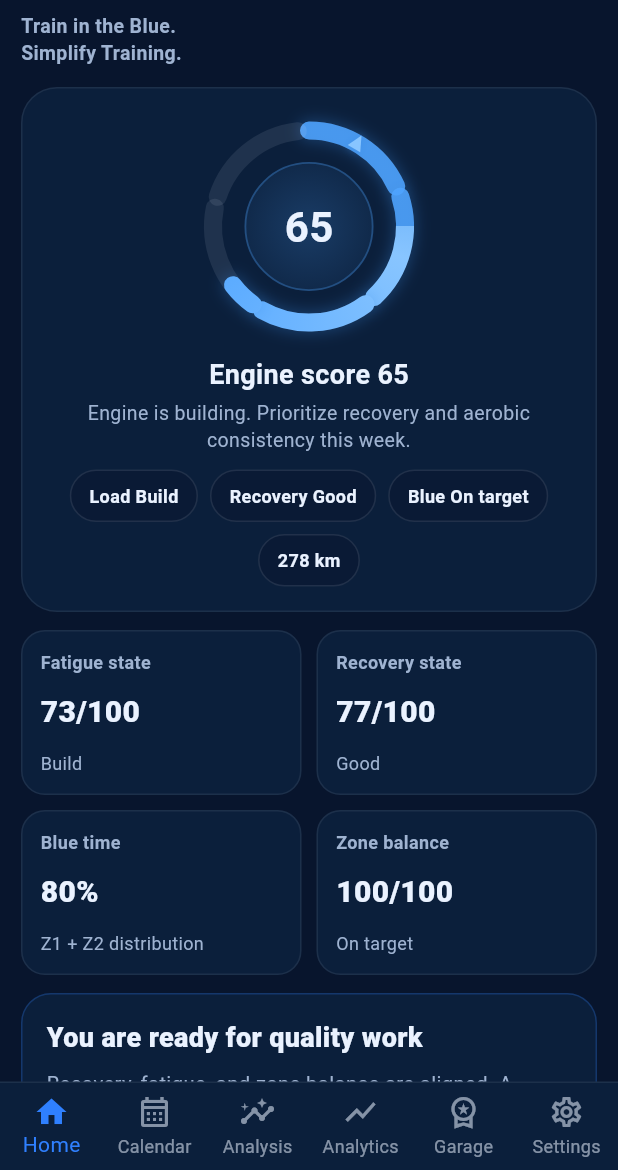
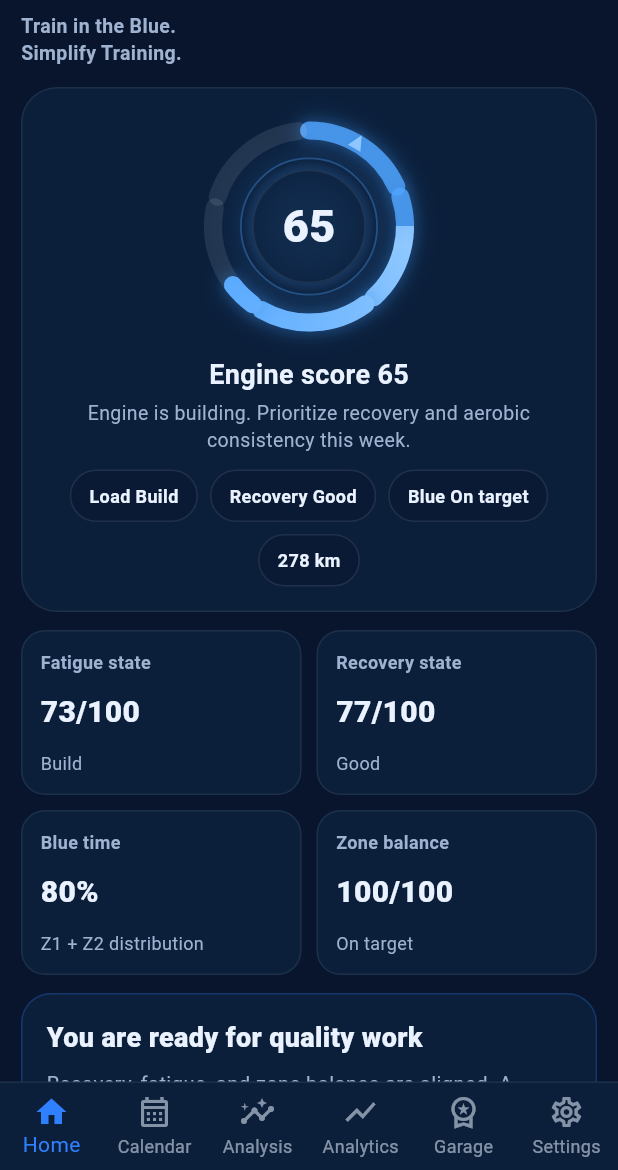
Before and after one commit to AidNel/Blura-App, a Flutter app: the screen it shows after launch, on a phone screen of 412 x 824 dp, the part 66-1236 px from its top. Run offline on Flutter 3.47's test engine with Material 3 defaults, Android fonts, the phone set to English and light mode, and no system bars.

Commit message:
Improve engine ring with state-driven Blura engine styling

```diff
--- a/lib/screens/home_screen.dart
+++ b/lib/screens/home_screen.dart
@@ -155,7 +155,7 @@ class _DashboardTab extends StatelessWidget {
         children: [
           EngineRing(
             score: intelligence.engineScore,
-            state: _ringState(intelligence.engineState),
+            state: intelligence.engineState,
           ),
           const SizedBox(height: 10),
           Text(
@@ -291,15 +291,4 @@ class _DashboardTab extends StatelessWidget {
       child: Text(text, style: TextStyle(color: AppTheme.textPrimary, fontSize: 12, fontWeight: FontWeight.w700)),
     );
   }
-
-  EngineRingState _ringState(BlueraEngineState state) {
-    switch (state) {
-      case BlueraEngineState.blue:
-        return EngineRingState.blue;
-      case BlueraEngineState.green:
-        return EngineRingState.optimized;
-      case BlueraEngineState.red:
-        return EngineRingState.fatigue;
-    }
-  }
 }
--- a/lib/widgets/engine_ring.dart
+++ b/lib/widgets/engine_ring.dart
@@ -2,18 +2,17 @@ import 'dart:math' as math;
 
 import 'package:flutter/material.dart';
 
+import '../services/load_intelligence.dart';
 import '../theme/app_theme.dart';
-
-enum EngineRingState { blue, optimized, fatigue }
 
 class EngineRing extends StatelessWidget {
   final int score;
-  final EngineRingState state;
+  final BlueraEngineState state;
 
   const EngineRing({
     super.key,
     required this.score,
-    this.state = EngineRingState.blue,
+    this.state = BlueraEngineState.blue,
   });
 
   @override
@@ -26,7 +25,7 @@ class EngineRing extends StatelessWidget {
 
     return TweenAnimationBuilder<double>(
       tween: Tween<double>(begin: 0, end: clampedScore / 100),
-      duration: const Duration(milliseconds: 950),
+      duration: const Duration(milliseconds: 900),
       curve: Curves.easeOutCubic,
       builder: (context, value, _) {
         return SizedBox(
@@ -69,22 +68,40 @@ class _CenterScore extends StatelessWidget {
 
   @override
   Widget build(BuildContext context) {
-    final double diameter = isMobile ? 86 : 106;
+    final double diameter = isMobile ? 92 : 112;
 
     return Container(
       width: diameter,
       height: diameter,
       decoration: BoxDecoration(
         shape: BoxShape.circle,
+        boxShadow: [
+          BoxShadow(
+            color: palette.glow.withOpacity(0.2),
+            blurRadius: 18,
+            spreadRadius: 1.2,
+          ),
+        ],
         gradient: RadialGradient(
           colors: [
-            palette.core.withOpacity(0.22),
-            palette.core.withOpacity(0.08),
+            palette.core.withOpacity(0.26),
+            AppTheme.card.withOpacity(0.94),
           ],
+          stops: const [0.0, 1.0],
         ),
         border: Border.all(
           width: 1.2,
-          color: palette.core.withOpacity(0.30),
+          color: palette.core.withOpacity(0.36),
+        ),
+      ),
+      child: Container(
+        margin: const EdgeInsets.all(7),
+        decoration: BoxDecoration(
+          shape: BoxShape.circle,
+          color: AppTheme.card.withOpacity(0.78),
+          border: Border.all(
+            color: AppTheme.textPrimary.withOpacity(0.08),
+            width: 1,
           ),
         ),
         alignment: Alignment.center,
@@ -92,10 +109,11 @@ class _CenterScore extends StatelessWidget {
           '$score',
           style: TextStyle(
             color: AppTheme.textPrimary,
-          fontWeight: FontWeight.w700,
-          fontSize: isMobile ? 28 : 34,
-          letterSpacing: 0.3,
+            fontWeight: FontWeight.w800,
+            fontSize: isMobile ? 30 : 36,
+            letterSpacing: 0.2,
             height: 1,
+          ),
         ),
       ),
     );
@@ -124,21 +142,28 @@ class _EngineRingPainter extends CustomPainter {
 
     const double startAngle = -math.pi / 2;
     const double sweepTotal = math.pi * 2;
-    final double gap = (isMobile ? 7.5 : 8.5) / radius;
+    final double gap = (isMobile ? 7.2 : 8.2) / radius;
     final double segmentSweep = (sweepTotal - (gap * _segments)) / _segments;
+
+    final Paint outerGlow = Paint()
+      ..style = PaintingStyle.stroke
+      ..strokeCap = StrokeCap.round
+      ..strokeWidth = strokeWidth + 5
+      ..maskFilter = const MaskFilter.blur(BlurStyle.normal, 8)
+      ..color = palette.glow.withOpacity(0.14);
 
     final Paint trackPaint = Paint()
       ..style = PaintingStyle.stroke
       ..strokeCap = StrokeCap.round
       ..strokeWidth = strokeWidth
-      ..color = AppTheme.textPrimary.withOpacity(0.09);
+      ..color = AppTheme.textPrimary.withOpacity(0.10);
 
     final Paint glowPaint = Paint()
       ..style = PaintingStyle.stroke
       ..strokeCap = StrokeCap.round
-      ..strokeWidth = strokeWidth + 2.0
-      ..maskFilter = const MaskFilter.blur(BlurStyle.normal, 5.0)
-      ..color = palette.glow.withOpacity(0.30);
+      ..strokeWidth = strokeWidth + 2
+      ..maskFilter = const MaskFilter.blur(BlurStyle.normal, 4.5)
+      ..color = palette.glow.withOpacity(0.34);
 
     final Paint progressPaint = Paint()
       ..style = PaintingStyle.stroke
@@ -148,12 +173,12 @@ class _EngineRingPainter extends CustomPainter {
         startAngle: startAngle,
         endAngle: startAngle + sweepTotal,
         colors: [
-          palette.core.withOpacity(0.88),
+          palette.core.withOpacity(0.82),
           palette.highlight,
           palette.core,
-          palette.core.withOpacity(0.88),
+          palette.core.withOpacity(0.82),
         ],
-        stops: const [0.00, 0.30, 0.78, 1.00],
+        stops: const [0.0, 0.28, 0.75, 1.0],
       ).createShader(ringRect);
 
     final double progressScaled = progress.clamp(0.0, 1.0) * _segments;
@@ -165,6 +190,7 @@ class _EngineRingPainter extends CustomPainter {
       final double fill = (progressScaled - i).clamp(0.0, 1.0);
       if (fill > 0) {
         final double fillSweep = segmentSweep * fill;
+        canvas.drawArc(ringRect, angleStart, fillSweep, false, outerGlow);
         canvas.drawArc(ringRect, angleStart, fillSweep, false, glowPaint);
         canvas.drawArc(ringRect, angleStart, fillSweep, false, progressPaint);
       }
@@ -175,21 +201,18 @@ class _EngineRingPainter extends CustomPainter {
 
   void _drawArrow(Canvas canvas, Offset center, double radius, double strokeWidth) {
     final double arrowAngle = -math.pi / 3.0;
-    final double arrowDistance = radius + strokeWidth * 0.50;
-    final Offset tip = center +
-        Offset(math.cos(arrowAngle) * arrowDistance, math.sin(arrowAngle) * arrowDistance);
+    final double arrowDistance = radius + strokeWidth * 0.52;
+    final Offset tip = center + Offset(math.cos(arrowAngle) * arrowDistance, math.sin(arrowAngle) * arrowDistance);
 
     final double baseDistance = arrowDistance - (isMobile ? 10 : 12);
-    final Offset baseCenter = center +
-        Offset(math.cos(arrowAngle) * baseDistance, math.sin(arrowAngle) * baseDistance);
+    final Offset baseCenter =
+        center + Offset(math.cos(arrowAngle) * baseDistance, math.sin(arrowAngle) * baseDistance);
 
     final double halfWidth = isMobile ? 4.8 : 5.6;
     final double perpAngle = arrowAngle + math.pi / 2;
 
-    final Offset left = baseCenter +
-        Offset(math.cos(perpAngle) * halfWidth, math.sin(perpAngle) * halfWidth);
-    final Offset right = baseCenter -
-        Offset(math.cos(perpAngle) * halfWidth, math.sin(perpAngle) * halfWidth);
+    final Offset left = baseCenter + Offset(math.cos(perpAngle) * halfWidth, math.sin(perpAngle) * halfWidth);
+    final Offset right = baseCenter - Offset(math.cos(perpAngle) * halfWidth, math.sin(perpAngle) * halfWidth);
 
     final Path arrow = Path()
       ..moveTo(tip.dx, tip.dy)
@@ -197,14 +220,14 @@ class _EngineRingPainter extends CustomPainter {
       ..lineTo(right.dx, right.dy)
       ..close();
 
+    final Paint arrowGlowPaint = Paint()
+      ..style = PaintingStyle.fill
+      ..maskFilter = const MaskFilter.blur(BlurStyle.normal, 3)
+      ..color = palette.glow.withOpacity(0.75);
+
     final Paint arrowPaint = Paint()
       ..style = PaintingStyle.fill
       ..color = palette.highlight;
-
-    final Paint arrowGlowPaint = Paint()
-      ..style = PaintingStyle.fill
-      ..maskFilter = const MaskFilter.blur(BlurStyle.normal, 3.0)
-      ..color = palette.glow.withOpacity(0.72);
 
     canvas.drawPath(arrow, arrowGlowPaint);
     canvas.drawPath(arrow, arrowPaint);
@@ -229,25 +252,25 @@ class _RingPalette {
     required this.glow,
   });
 
-  factory _RingPalette.fromState(EngineRingState state) {
+  factory _RingPalette.fromState(BlueraEngineState state) {
     switch (state) {
-      case EngineRingState.optimized:
+      case BlueraEngineState.green:
         return const _RingPalette(
           core: Color(0xFF35D99E),
-          highlight: Color(0xFF75F7C3),
-          glow: Color(0xFF2FBF8A),
+          highlight: Color(0xFF7CF1C5),
+          glow: Color(0xFF2BB884),
         );
-      case EngineRingState.fatigue:
+      case BlueraEngineState.red:
         return const _RingPalette(
           core: Color(0xFFFF5A73),
           highlight: Color(0xFFFF8A9E),
-          glow: Color(0xFFFF4865),
+          glow: Color(0xFFFF4765),
         );
-      case EngineRingState.blue:
+      case BlueraEngineState.blue:
         return const _RingPalette(
           core: Color(0xFF4DA3FF),
-          highlight: Color(0xFF88C5FF),
-          glow: Color(0xFF3B8DE6),
+          highlight: Color(0xFF8FC8FF),
+          glow: Color(0xFF3A8CE2),
         );
     }
   }
@@ -255,10 +278,7 @@ class _RingPalette {
   @override
   bool operator ==(Object other) {
     if (identical(this, other)) return true;
-    return other is _RingPalette &&
-        other.core == core &&
-        other.highlight == highlight &&
-        other.glow == glow;
+    return other is _RingPalette && other.core == core && other.highlight == highlight && other.glow == glow;
   }
 
   @override
```
Lines whose indentation alone changed are shown as unchanged.
